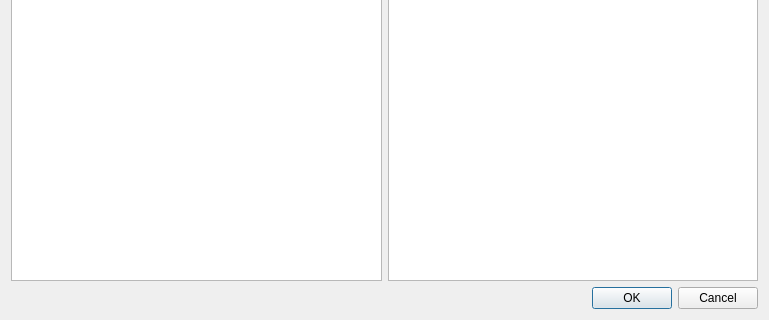
The window that qceplib-base/qcepdataimportdialog.ui (guyjennings/qxrd) describes before a commit, drawn with Qt 5; both pictures show x 0 to 769 and y 231 to 551 of the 769 by 551 pixel window.
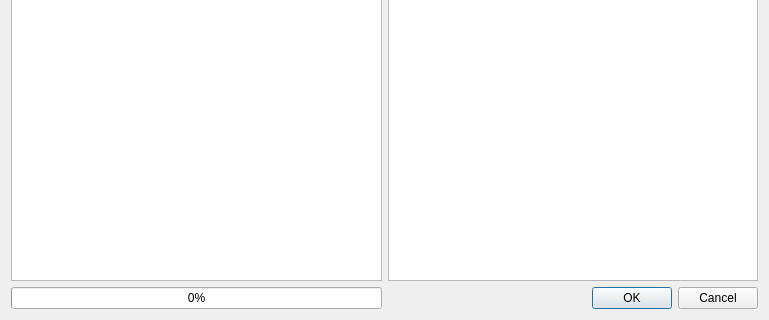
The same window after the commit.

Commit message: Display progress bar in import dialog

```diff
--- a/qceplib-base/qcepdataimportdialog.ui
+++ b/qceplib-base/qcepdataimportdialog.ui
@@ -50,8 +50,8 @@
      </item>
     </layout>
    </item>
-   <item row="1" column="0" colspan="2">
-    <widget class="QDialogButtonBox" name="buttonBox">
+   <item row="2" column="1">
+    <widget class="QDialogButtonBox" name="m_ButtonBox">
      <property name="orientation">
       <enum>Qt::Horizontal</enum>
      </property>
@@ -60,6 +60,13 @@
      </property>
     </widget>
    </item>
+   <item row="2" column="0">
+    <widget class="QProgressBar" name="m_ProgressBar">
+     <property name="value">
+      <number>0</number>
+     </property>
+    </widget>
+   </item>
   </layout>
  </widget>
  <resources/>
```
Left out of the diff: 4 changed lines with no effect on the pictures. The commit also changes 2 other files.
